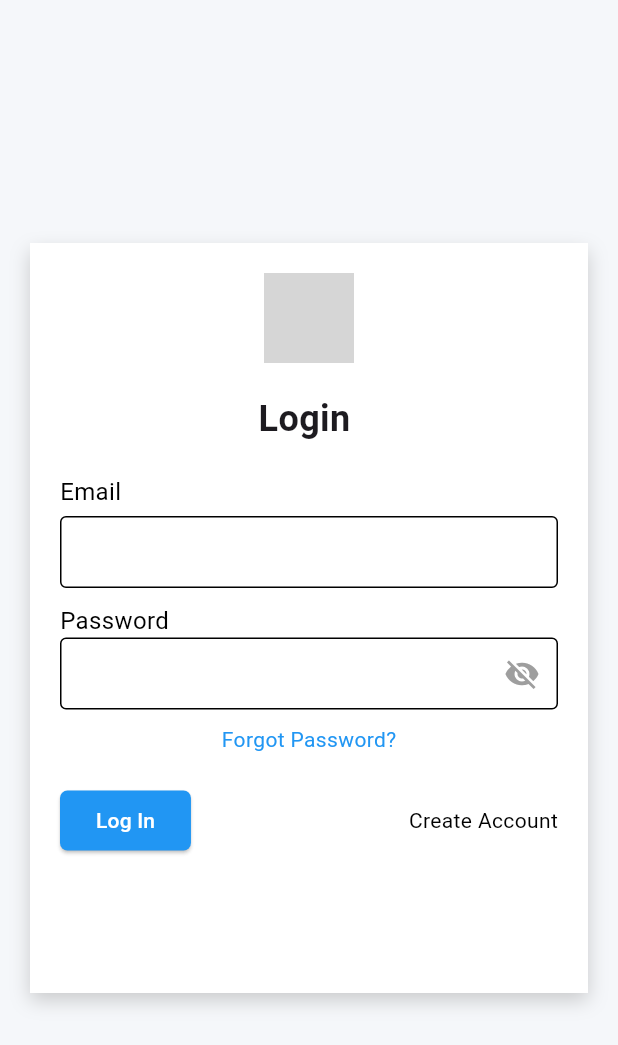
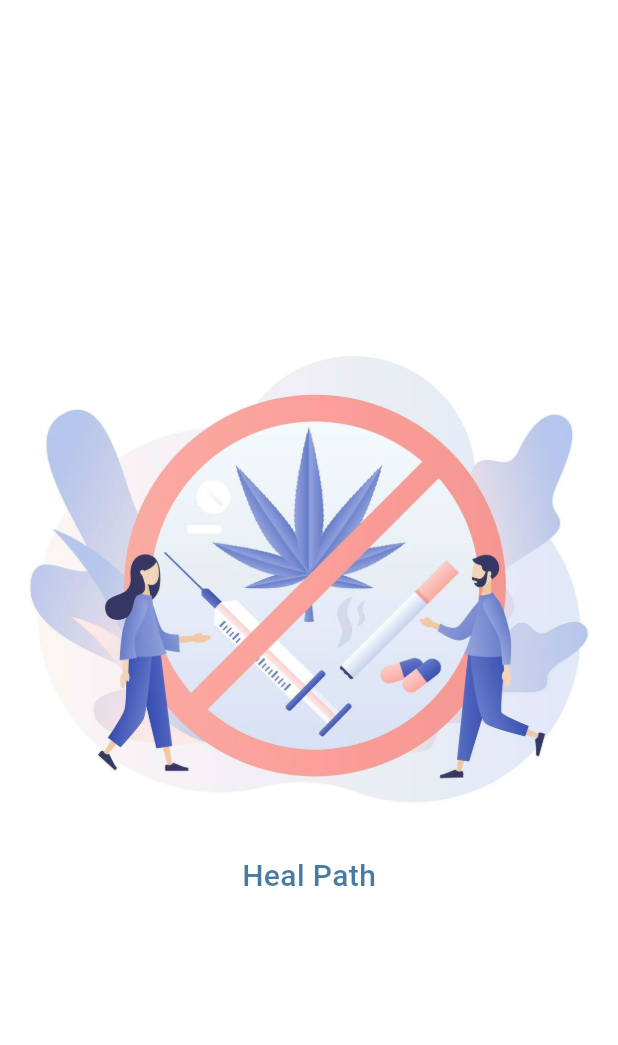
Before and after one commit to mutana-derrick/draft, a Flutter app: the first screen one second after launch, on a phone screen of 412 x 824 dp. Shown: the top 1045 px of the screen. Run offline on Flutter 3.47's test engine with Material 3 defaults, Android fonts, the light colour scheme and no system bars; grey boxes are pictures that could not be loaded.

Commit message:
added splash page

```diff
--- a/lib/main.dart
+++ b/lib/main.dart
@@ -1,5 +1,6 @@
 import 'package:abbyride/pages/home_page.dart';
 import 'package:abbyride/pages/login_page.dart';
+import 'package:abbyride/pages/splash_page.dart';
 import 'package:abbyride/styles/app_colors.dart';
 import 'package:flutter/material.dart';
 
@@ -20,7 +21,8 @@ class MyApp extends StatelessWidget {
       ),
       initialRoute: '/',
       routes: {
-        '/': (context) => const LoginPage(),
+        '/': (context) => const SplashPage(),
+        '/loginpage': (context) => const LoginPage(),
         '/home': (context) => const Homepage(),
       },
     );
--- a/lib/pages/login_page.dart
+++ b/lib/pages/login_page.dart
@@ -1,5 +1,6 @@
 // ignore_for_file: unused_field
 
+import 'package:abbyride/styles/app_colors.dart';
 import 'package:flutter/material.dart';
 
 class LoginPage extends StatefulWidget {
@@ -159,7 +160,9 @@ class _LoginPageState extends State<LoginPage> {
                 // Forgot Password Text
                 const Text(
                   'Forgot Password?',
-                  style: TextStyle(color: Colors.blue),
+                  style: TextStyle(
+                    color: AppColors.blue,
+                  ),
                 ),
                 const SizedBox(height: 20.0),
 
@@ -182,7 +185,7 @@ class _LoginPageState extends State<LoginPage> {
                               5.0), // Set small border radius
                         ),
                         backgroundColor:
-                            Colors.blue, // Set blue background color
+                            AppColors.blue, // Set blue background color
                         foregroundColor: Colors.white, // Set white text color
                       ),
                       child: const Text('Log In'),
@@ -192,7 +195,7 @@ class _LoginPageState extends State<LoginPage> {
                     const Text(
                       'Create Account',
                       style: TextStyle(
-                        color: Colors.black,
+                        color: AppColors.black,
                       ),
                     ),
                   ],
--- /dev/null
+++ b/lib/pages/splash_page.dart
@@ -0,0 +1,68 @@
+import 'package:flutter/material.dart';
+import 'package:flutter/scheduler.dart';
+import 'dart:async';
+
+import 'package:flutter/widgets.dart'; // for Timer
+
+class SplashPage extends StatefulWidget {
+  const SplashPage({super.key});
+
+  @override
+  State<SplashPage> createState() => _SplashPageState();
+}
+
+class _SplashPageState extends State<SplashPage> {
+  double _opacity = 0; // Initial opacity for fade-in animation
+
+  @override
+  void initState() {
+    super.initState();
+    Timer(
+      const Duration(seconds: 3),
+      () {
+        Navigator.of(context).pushReplacementNamed('/loginpage');
+      },
+    );
+    SchedulerBinding.instance.addPostFrameCallback(
+      (_) {
+        setState(
+          () {
+            _opacity =
+                1.0; // Animate opacity to 1.0 (fully visible) after frame builds
+          },
+        );
+      },
+    );
+  }
+
+  @override
+  Widget build(BuildContext context) {
+    return Scaffold(
+      backgroundColor: Colors.white,
+      body: Center(
+        child: AnimatedOpacity(
+          opacity: _opacity,
+          duration: const Duration(seconds: 1), // Adjust animation duration
+          child: Column(
+            mainAxisAlignment: MainAxisAlignment.center,
+            children: [
+              // Add your image and text here
+              Image.asset("assets/icons/nodrugs.jpg"),
+              const SizedBox(height: 20.0),
+              const Text(
+                'Heal Path',
+                style: TextStyle(
+                  fontSize: 20.0,
+                  fontWeight: FontWeight.w500,
+                  color: Color.fromARGB(255, 27, 89, 139),
+                ),
+              ),
+            ],
+          ),
+        ),
+      ),
+    );
+  }
+
+  void goToLoginPage(BuildContext context) {}
+}
--- a/lib/styles/app_colors.dart
+++ b/lib/styles/app_colors.dart
@@ -2,5 +2,7 @@ import 'package:flutter/material.dart';
 
 class AppColors {
   static const backgroundcolor = Color(0xfff5f7fa);
-  static const fontcolr = Color(0xff000000);
+  static const black = Color(0xff000000);
+  static const white = Color(0xffffffff);
+  static const blue = Color.fromARGB(255, 27, 89, 139);
 }
--- a/pubspec.yaml
+++ b/pubspec.yaml
@@ -34,6 +34,7 @@ dependencies:
   # The following adds the Cupertino Icons font to your application.
   # Use with the CupertinoIcons class for iOS style icons.
   cupertino_icons: ^1.0.6
+  animated_splash_screen: ^1.3.0
 
 dev_dependencies:
   flutter_test:
```
Also changed, not shown: assets/icons/nodrugs.jpg (added), pubspec.lock.
